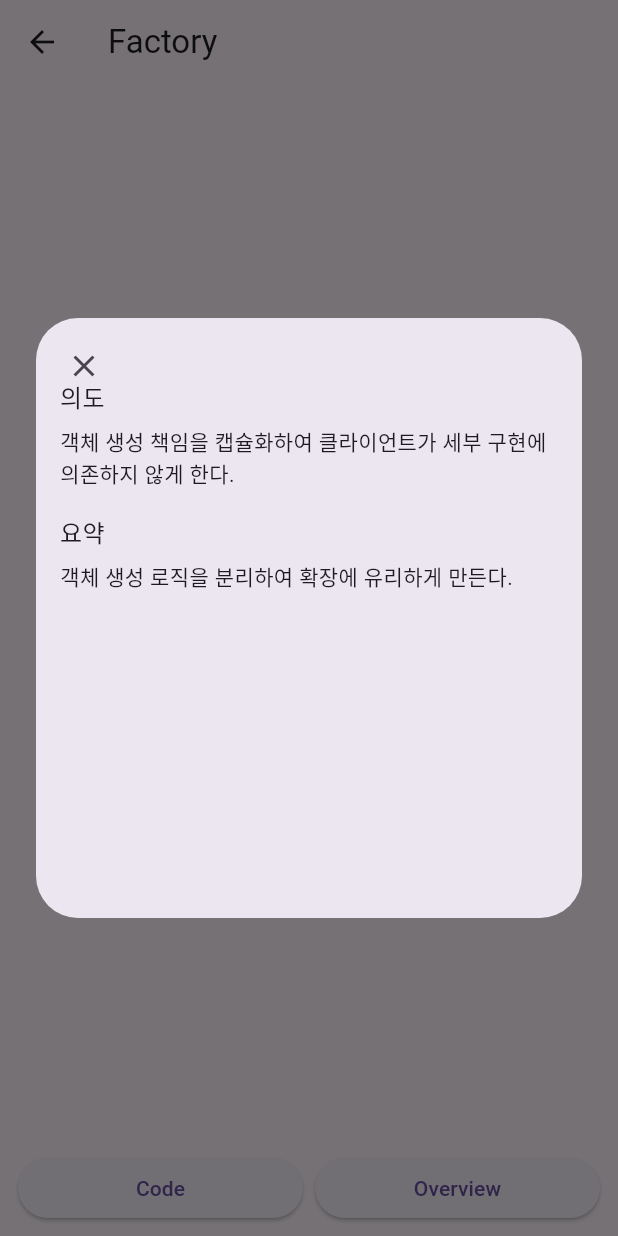
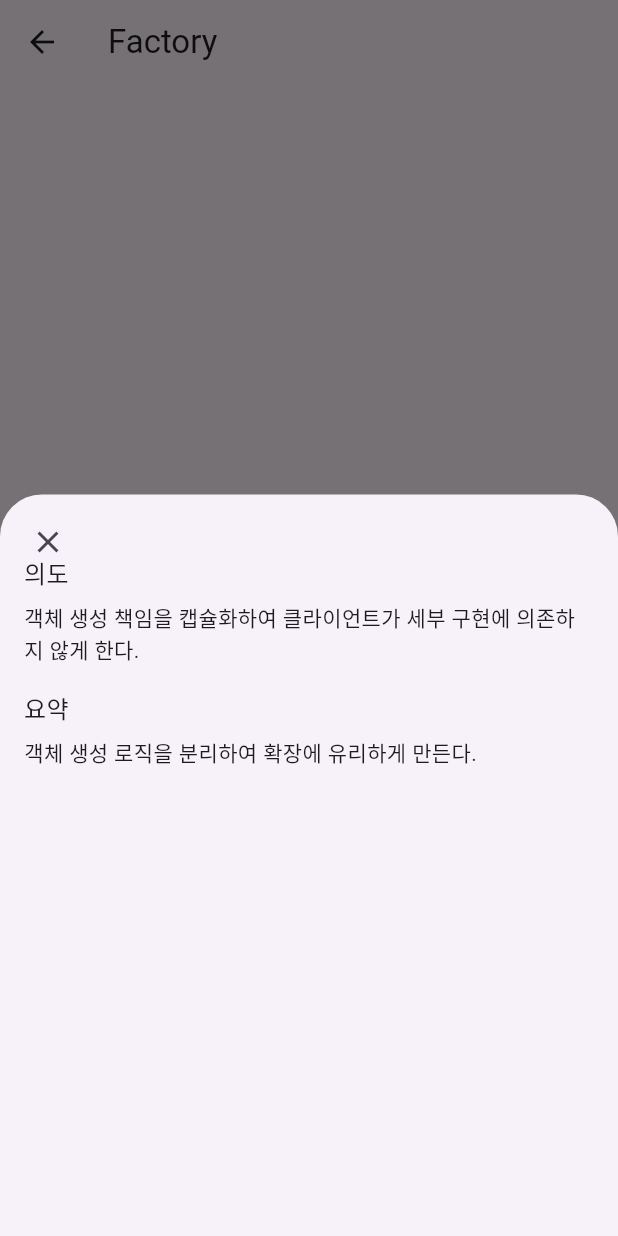
Before and after one commit to rinaeshin/design_pattern, a Flutter app: the PatternDetailPage screen opened directly with sample values from the repository, after a tap on "Overview", on a phone screen of 412 x 824 dp. Run offline on Flutter 3.47's test engine with Material 3 defaults, Android fonts, the phone set to English and light mode, and no system bars.

Commit message:
feat(ui): mobile-friendly modals (bottom sheet on small screens) for Code/Overview

```diff
--- a/lib/pages/pattern_detail_page.dart
+++ b/lib/pages/pattern_detail_page.dart
@@ -142,14 +142,11 @@ class PatternDetailPage extends StatelessWidget {
   }
 
   void _showCodeDialog(BuildContext context) {
-    showDialog(
-      context: context,
-      builder: (ctx) {
-        return Dialog(
-          insetPadding: const EdgeInsets.all(24.0),
-          child: SizedBox(
-            width: 800,
-            height: 600,
+    final isMobile = MediaQuery.of(context).size.width < 600;
+
+    Widget content(BuildContext ctx) => SizedBox(
+      width: isMobile ? double.infinity : 800,
+      height: isMobile ? MediaQuery.of(context).size.height * 0.8 : 600,
       child: Stack(
         children: [
           Padding(
@@ -185,9 +182,7 @@ class PatternDetailPage extends StatelessWidget {
             bottom: 16,
             child: ElevatedButton.icon(
               onPressed: () {
-                      Clipboard.setData(
-                        ClipboardData(text: pattern.exampleCode),
-                      );
+                Clipboard.setData(ClipboardData(text: pattern.exampleCode));
                 Navigator.of(ctx).pop();
                 ScaffoldMessenger.of(context).showSnackBar(
                   const SnackBar(content: Text('코드가 클립보드에 복사되었습니다')),
@@ -199,21 +194,31 @@ class PatternDetailPage extends StatelessWidget {
           ),
         ],
       ),
+    );
+
+    if (isMobile) {
+      showModalBottomSheet(
+        context: context,
+        isScrollControlled: true,
+        builder: (ctx) => SafeArea(child: content(ctx)),
+      );
+    } else {
+      showDialog(
+        context: context,
+        builder: (ctx) => Dialog(
+          insetPadding: const EdgeInsets.all(24.0),
+          child: content(ctx),
         ),
       );
-      },
-    );
+    }
   }
 
   void _showOverviewDialog(BuildContext context) {
-    showDialog(
-      context: context,
-      builder: (ctx) {
-        return Dialog(
-          insetPadding: const EdgeInsets.all(24.0),
-          child: SizedBox(
-            width: 700,
-            height: 400,
+    final isMobile = MediaQuery.of(context).size.width < 600;
+
+    Widget content(BuildContext ctx) => SizedBox(
+      width: isMobile ? double.infinity : 700,
+      height: isMobile ? MediaQuery.of(context).size.height * 0.6 : 400,
       child: Stack(
         children: [
           Padding(
@@ -222,17 +227,11 @@ class PatternDetailPage extends StatelessWidget {
               child: Column(
                 crossAxisAlignment: CrossAxisAlignment.start,
                 children: [
-                        Text(
-                          '의도',
-                          style: Theme.of(context).textTheme.titleMedium,
-                        ),
+                  Text('의도', style: Theme.of(context).textTheme.titleMedium),
                   const SizedBox(height: 8),
                   Text(pattern.intent),
                   const SizedBox(height: 16),
-                        Text(
-                          '요약',
-                          style: Theme.of(context).textTheme.titleMedium,
-                        ),
+                  Text('요약', style: Theme.of(context).textTheme.titleMedium),
                   const SizedBox(height: 8),
                   Text(pattern.summary),
                 ],
@@ -249,9 +248,22 @@ class PatternDetailPage extends StatelessWidget {
           ),
         ],
       ),
+    );
+
+    if (isMobile) {
+      showModalBottomSheet(
+        context: context,
+        isScrollControlled: true,
+        builder: (ctx) => SafeArea(child: content(ctx)),
+      );
+    } else {
+      showDialog(
+        context: context,
+        builder: (ctx) => Dialog(
+          insetPadding: const EdgeInsets.all(24.0),
+          child: content(ctx),
         ),
-        );
-      },
       );
     }
   }
+}
```
Lines whose indentation alone changed are shown as unchanged.
